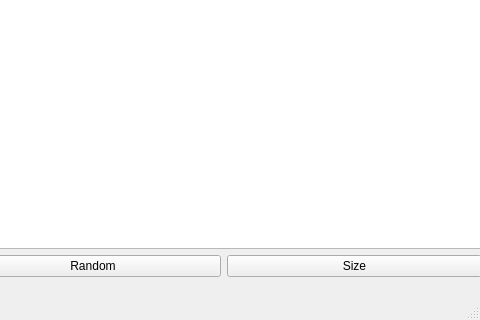
Before: the Qt Designer form gamewindow.ui in BartnikLukasz/GameOfLife, drawn with Qt 5; both pictures show x 819 to 1299 and y 354 to 674 of the 1299 by 674 pixel window.
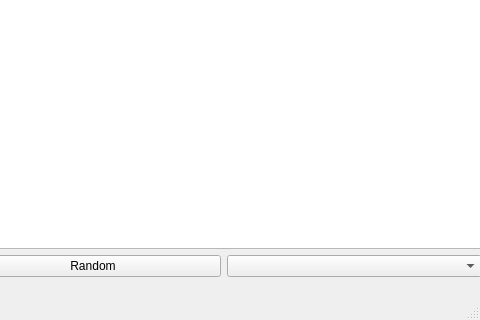
After: the same form once the commit is applied.

Diff of the .ui file:
```diff
--- a/gamewindow.ui
+++ b/gamewindow.ui
@@ -58,11 +58,7 @@
         </widget>
        </item>
        <item>
-        <widget class="QPushButton" name="sizeButton">
-         <property name="text">
-          <string>Size</string>
-         </property>
-        </widget>
+        <widget class="QComboBox" name="sizeComboBox"/>
        </item>
       </layout>
      </item>
```
